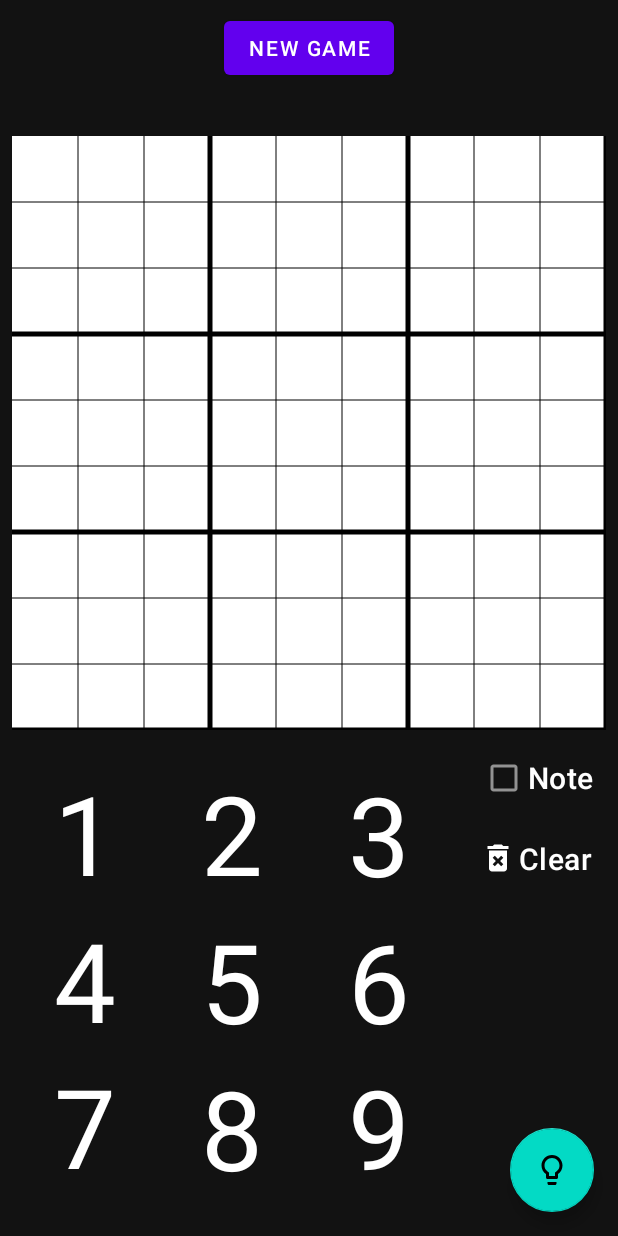
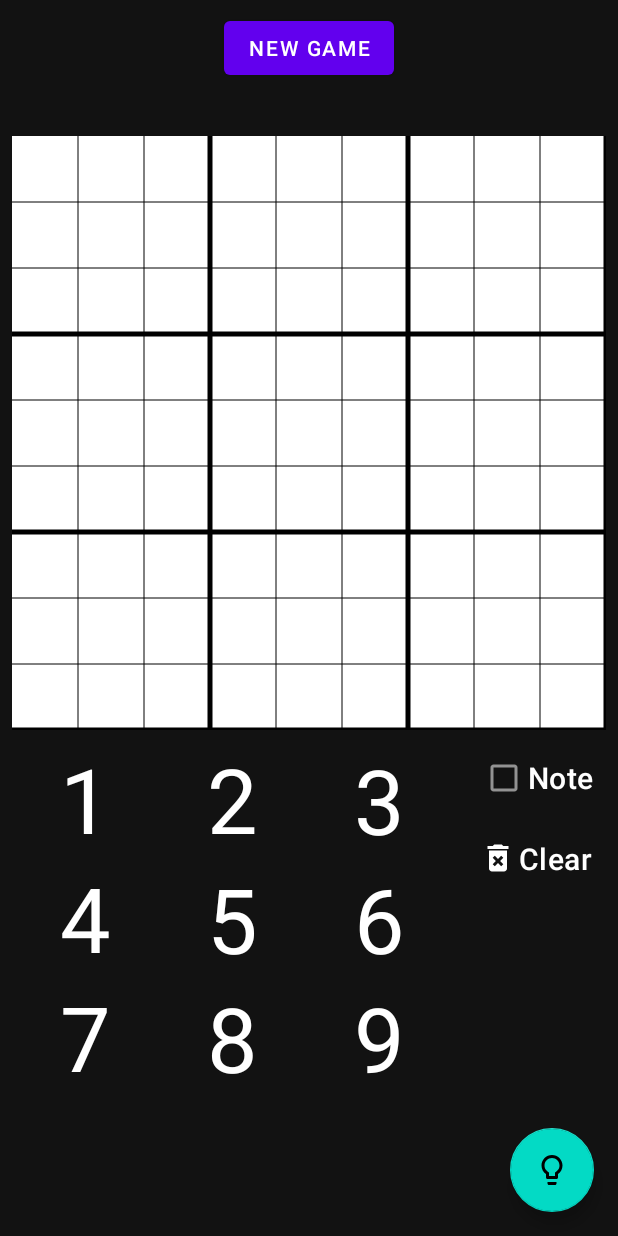
Before and after one commit to howardman0209/sudoku, an Android app: the screen it shows after launch (SudokuActivity), on a phone screen of 412 x 824 dp. Run offline under Robolectric (Android 15) with nearby library versions, the phone set to English and light mode, and no system bars; our stand-ins replace data binding.

Commit message:
minor ui & ux enhancement

```diff
--- a/app/src/main/java/com/puzzle/sudoku/ui/component/SudokuBoard.kt
+++ b/app/src/main/java/com/puzzle/sudoku/ui/component/SudokuBoard.kt
@@ -62,7 +62,7 @@ class SudokuBoard @JvmOverloads constructor(
 
     private val answerPaint by lazy {
         Paint().apply {
-            color = context.getColor(R.color.purple_700)
+            color = context.getColor(R.color.purple_500)
             isAntiAlias = true
             textSize = cellSize * 3 / 4
         }
@@ -125,7 +125,7 @@ class SudokuBoard @JvmOverloads constructor(
             if (puzzleSnapshot[cell.second][cell.first] == 0) { // mark only in empty cell
                 if (ans != null) {
                     if (ans == solution?.get(cell)) {
-                        answerPaint.color = context.getColor(R.color.purple_700)
+                        answerPaint.color = context.getColor(R.color.purple_500)
                     } else {
                         answerPaint.color = Color.RED
                     }
@@ -323,6 +323,7 @@ class SudokuBoard @JvmOverloads constructor(
         val cell = focusedCell ?: run { return }
         val puzzleSnapshot = puzzle ?: run { return }
         if (puzzleSnapshot[cell.second][cell.first] != 0) return
+        if (answersData[cell] != null) return
         val notes = notesData.getOrDefault(cell, emptyList())
         val updatedNotes = if (!notes.contains(note)) {
             notes.plus(note)
--- a/app/src/main/res/layout/activity_sudoku.xml
+++ b/app/src/main/res/layout/activity_sudoku.xml
@@ -74,11 +74,18 @@
             android:layout_width="0dp"
             android:layout_height="0dp"
             android:layout_margin="8dp"
-            app:layout_constraintBottom_toBottomOf="parent"
+            app:layout_constraintBottom_toTopOf="@+id/guidelineBottom"
             app:layout_constraintDimensionRatio="H,1:1"
             app:layout_constraintEnd_toStartOf="@+id/guidelineVertical"
             app:layout_constraintStart_toStartOf="parent"
             app:layout_constraintTop_toBottomOf="@+id/sudokuBoard" />
+
+        <androidx.constraintlayout.widget.Guideline
+            android:id="@+id/guidelineBottom"
+            android:layout_width="0dp"
+            android:layout_height="0dp"
+            android:orientation="horizontal"
+            app:layout_constraintGuide_percent=".9" />
 
         <com.google.android.material.floatingactionbutton.FloatingActionButton
             android:id="@+id/btnTips"
```
